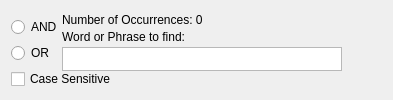
dewhisna/KingJamesPureBibleSearch, file programs/KJVCanOpener/KJVSearchPhraseEdit.ui: the form before one commit.
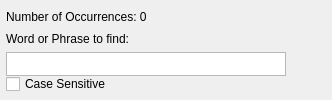
The form after the commit. Icons and pictures are not drawn. Custom widgets are drawn as their Qt base class.

Commit message: Switched around the phrase editor and search criteria to put the boolean operators in the search criteria.

```diff
--- a/programs/KJVCanOpener/KJVSearchPhraseEdit.ui
+++ b/programs/KJVCanOpener/KJVSearchPhraseEdit.ui
@@ -15,6 +15,9 @@
    <string extracomment=",8.25,-1,5,50,0,0,0,0,0"/>
   </property>
   <layout class="QHBoxLayout" name="horizontalLayout_2">
+   <property name="margin">
+    <number>6</number>
+   </property>
    <item>
     <layout class="QGridLayout" name="gridLayout">
      <property name="spacing">
@@ -22,41 +25,6 @@
      </property>
      <item row="0" column="0">
       <layout class="QHBoxLayout" name="horizontalLayout">
-       <item>
-        <widget class="QFrame" name="frameSearchBoolOp">
-         <property name="sizePolicy">
-          <sizepolicy hsizetype="Fixed" vsizetype="Fixed">
-           <horstretch>0</horstretch>
-           <verstretch>0</verstretch>
-          </sizepolicy>
-         </property>
-         <property name="frameShape">
-          <enum>QFrame::NoFrame</enum>
-         </property>
-         <property name="frameShadow">
-          <enum>QFrame::Plain</enum>
-         </property>
-         <layout class="QFormLayout" name="formLayout">
-          <property name="margin">
-           <number>0</number>
-          </property>
-          <item row="0" column="0">
-           <widget class="QRadioButton" name="radioButtonANDSearch">
-            <property name="text">
-             <string>AND</string>
-            </property>
-           </widget>
-          </item>
-          <item row="1" column="0">
-           <widget class="QRadioButton" name="radioButtonORSearch">
-            <property name="text">
-             <string>OR</string>
-            </property>
-           </widget>
-          </item>
-         </layout>
-        </widget>
-       </item>
        <item>
         <layout class="QVBoxLayout" name="verticalLayout">
          <property name="spacing">
```
Left out of the diff: 2 changed lines with no effect on the pictures. The commit also changes 2 other files.
